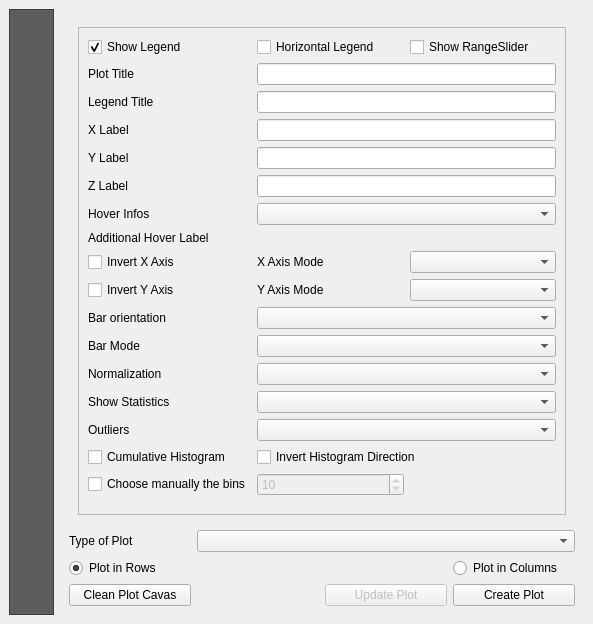
ghtmtt/DataPlotly, file ui/dataplotly_dockwidget_base.ui: the form before one commit.
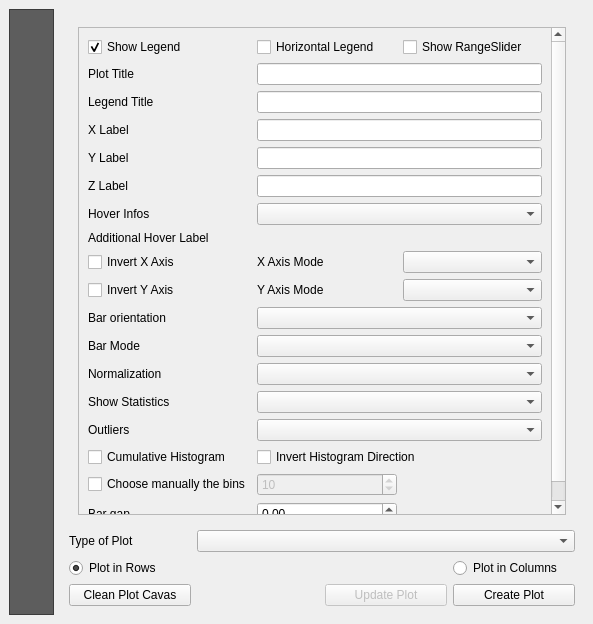
The form after the commit. The open tabs and pages were chosen to show the change. Custom widgets are drawn as their Qt base class.

Commit message: [feature] new bar gap option for histogram plot

```diff
--- a/ui/dataplotly_dockwidget_base.ui
+++ b/ui/dataplotly_dockwidget_base.ui
@@ -462,7 +462,7 @@
                  <x>0</x>
                  <y>0</y>
                  <width>475</width>
-                 <height>624</height>
+                 <height>657</height>
                 </rect>
                </property>
                <layout class="QGridLayout" name="gridLayout_25">
@@ -490,7 +490,7 @@
                   </property>
                  </widget>
                 </item>
-                <item row="20" column="0" colspan="3">
+                <item row="21" column="0" colspan="3">
                  <spacer name="verticalSpacer_6">
                   <property name="orientation">
                    <enum>Qt::Vertical</enum>
@@ -697,6 +697,23 @@
                   </property>
                  </widget>
                 </item>
+                <item row="20" column="0">
+                 <widget class="QLabel" name="bar_gap_label">
+                  <property name="text">
+                   <string>Bar gap</string>
+                  </property>
+                 </widget>
+                </item>
+                <item row="20" column="1">
+                 <widget class="QDoubleSpinBox" name="bar_gap">
+                  <property name="maximum">
+                   <double>1.000000000000000</double>
+                  </property>
+                  <property name="singleStep">
+                   <double>0.100000000000000</double>
+                  </property>
+                 </widget>
+                </item>
                </layout>
               </widget>
              </widget>
```
Left out of the diff: 18 changed lines with no effect on the pictures. The commit also changes 2 other files.
